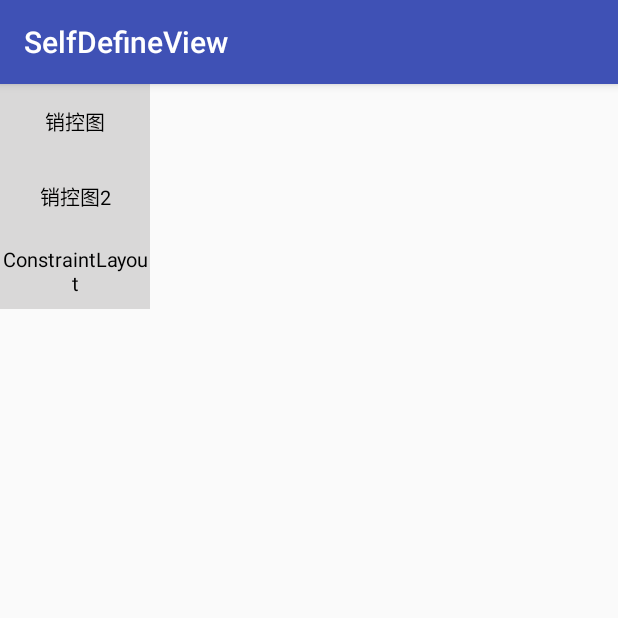
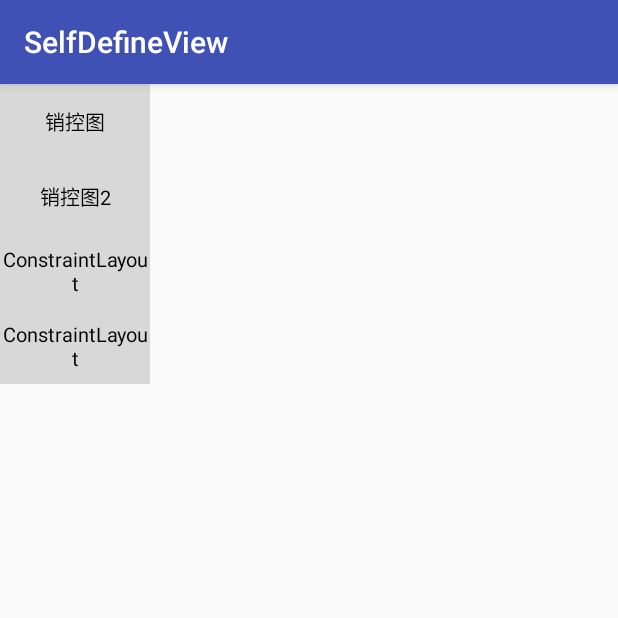
Before and after one commit to xiaochuanchuanzi/SelfDefineView, an Android app: the screen it shows after launch (MainActivity), on a phone screen of 412 x 824 dp, the top half of it. Run offline under Robolectric (Android 15) with nearby library versions, the phone set to English and light mode, and no system bars.

Commit message:
CoordinatorLayout的学习使用

```diff
--- a/app/src/main/AndroidManifest.xml
+++ b/app/src/main/AndroidManifest.xml
@@ -22,6 +22,8 @@
         <activity android:name=".xiaokongtu.activity.XiaoKongTu2Activity"/>
         <!--ConstraintLayout的学习-->
         <activity android:name=".constraint.ConstraintActivity"/>
+        <!--CoordinatorLayout的学习使用-->
+        <activity android:name=".coordinate.CoordinateActivity"/>
     </application>
 
 </manifest>
--- a/app/src/main/res/layout/activity_main.xml
+++ b/app/src/main/res/layout/activity_main.xml
@@ -40,6 +40,16 @@
             android:text="ConstraintLayout"
             android:textColor="@color/black"
             android:textSize="13dp" />
+
+        <TextView
+            android:layout_width="100dp"
+            android:layout_height="50dp"
+            android:background="@color/gray"
+            android:gravity="center"
+            android:onClick="enterXiaoKongtu4"
+            android:text="ConstraintLayout"
+            android:textColor="@color/black"
+            android:textSize="13dp" />
     </LinearLayout>
 
 </android.support.constraint.ConstraintLayout>
```
Also changed, not shown: app/src/main/java/test/com/selfdefineview/MainActivity.java (+10 -1 lines), app/src/main/java/test/com/selfdefineview/coordinate/CoordinateActivity.java (added, +20 -0 lines), app/src/main/res/layout/coordinate_layout.xml (added, +7 -0 lines).
